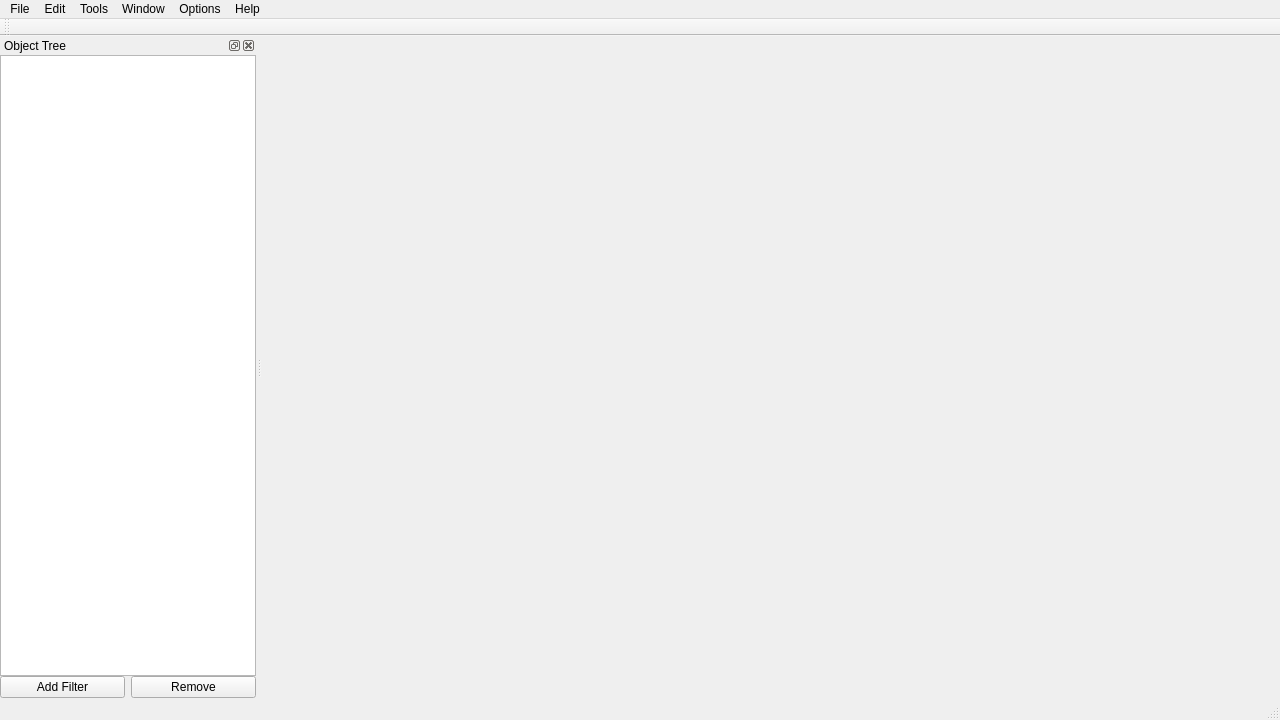
Jereq/Havenborough, file ToolKit/Source/MainWindow.ui: the form before one commit.
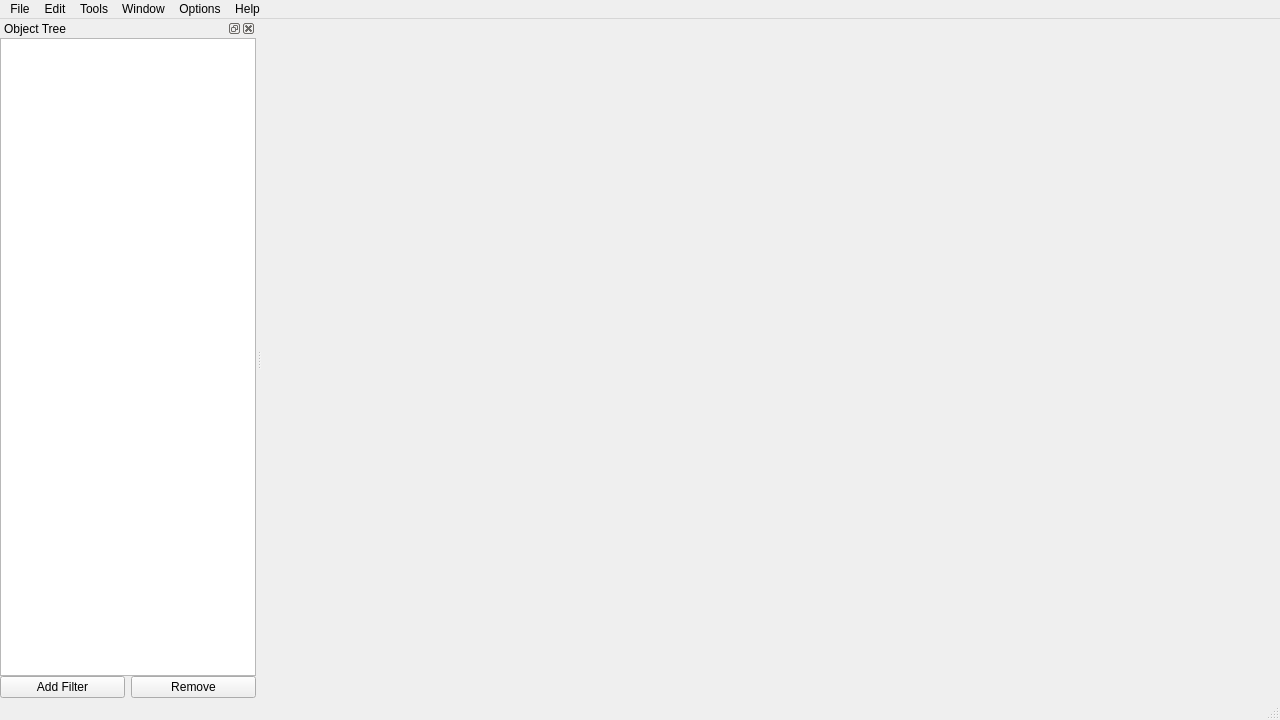
The form after the commit. Icons and pictures are not drawn.

Commit message: removed toolbar.

```diff
--- a/ToolKit/Source/MainWindow.ui
+++ b/ToolKit/Source/MainWindow.ui
@@ -75,14 +75,6 @@
    <addaction name="menuOptions"/>
    <addaction name="menuHelp"/>
   </widget>
-  <widget class="QToolBar" name="mainToolBar">
-   <attribute name="toolBarArea">
-    <enum>TopToolBarArea</enum>
-   </attribute>
-   <attribute name="toolBarBreak">
-    <bool>false</bool>
-   </attribute>
-  </widget>
   <widget class="QStatusBar" name="statusBar"/>
   <widget class="QDockWidget" name="m_ObjectDockableWidget">
    <property name="windowTitle">
```
